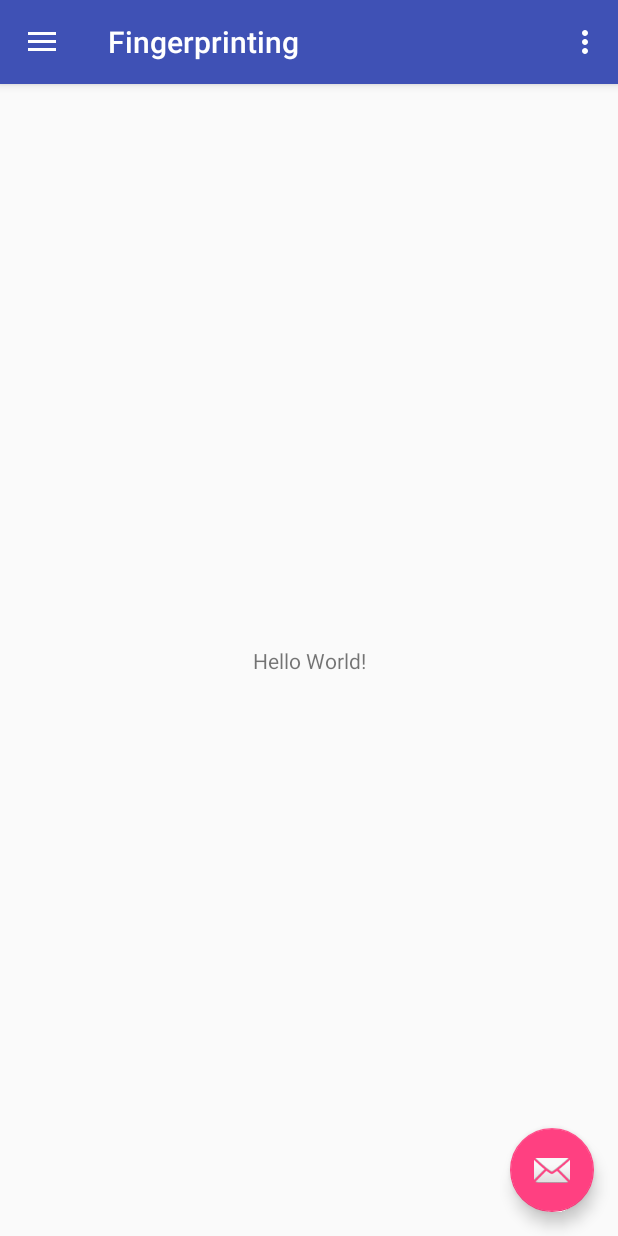
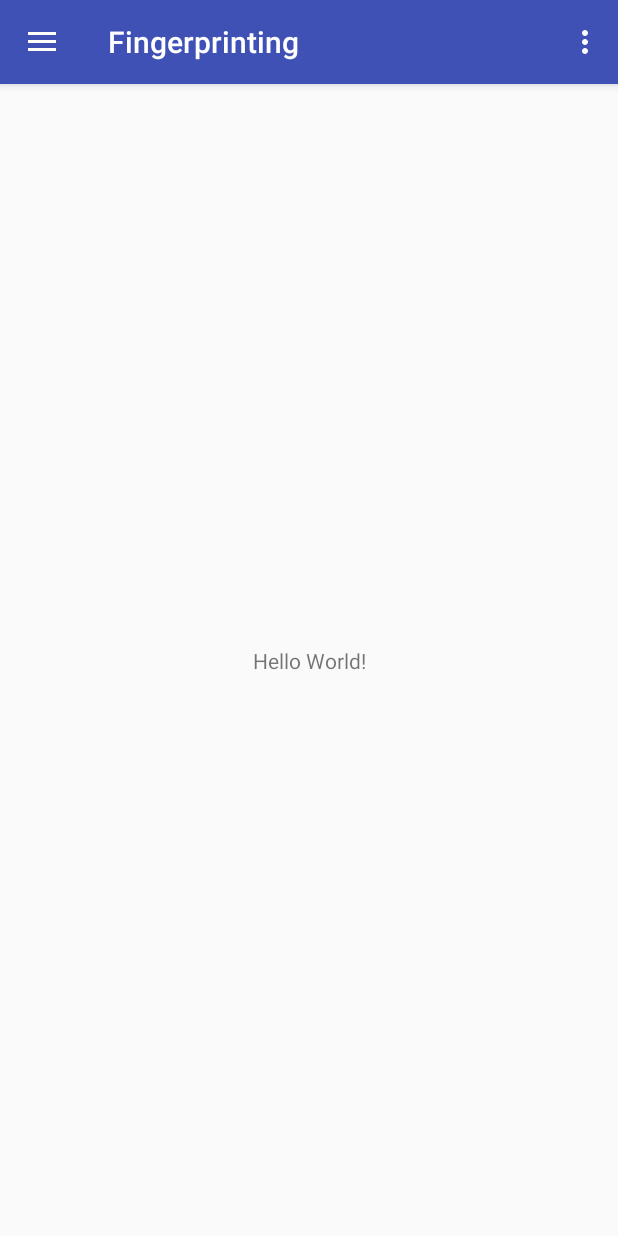
Before and after one commit to vladbragoi/indoor_localization_system, an Android app: the screen it shows after launch (MainActivity), after a tap on "Import", on a phone screen of 412 x 824 dp. Run offline under Robolectric (Android 15) with nearby library versions, the phone set to English and light mode, and no system bars; 2 other taps on this screen came first.

Commit message:
sample project

```diff
--- a/app/build.gradle
+++ b/app/build.gradle
@@ -4,7 +4,7 @@ android {
     compileSdkVersion 27
     defaultConfig {
         applicationId "it.univr.vlad.fingerprinting"
-        minSdkVersion 24
+        minSdkVersion 23
         targetSdkVersion 27
         versionCode 1
         versionName "1.0"
@@ -27,4 +27,5 @@ dependencies {
     testImplementation 'junit:junit:4.12'
     androidTestImplementation 'com.android.support.test:runner:1.0.2'
     androidTestImplementation 'com.android.support.test.espresso:espresso-core:3.0.2'
+    implementation 'org.jetbrains:annotations-java5:15.0'
 }
--- a/app/src/main/java/it/univr/vlad/fingerprinting/MainActivity.java
+++ b/app/src/main/java/it/univr/vlad/fingerprinting/MainActivity.java
@@ -13,6 +13,8 @@ import android.support.v7.widget.Toolbar;
 import android.view.Menu;
 import android.view.MenuItem;
 
+import org.jetbrains.annotations.NotNull;
+
 public class MainActivity extends AppCompatActivity
         implements NavigationView.OnNavigationItemSelectedListener {
 
@@ -20,31 +22,23 @@ public class MainActivity extends AppCompatActivity
     protected void onCreate(Bundle savedInstanceState) {
         super.onCreate(savedInstanceState);
         setContentView(R.layout.activity_main);
-        Toolbar toolbar = (Toolbar) findViewById(R.id.toolbar);
+        Toolbar toolbar = findViewById(R.id.toolbar);
         setSupportActionBar(toolbar);
 
-        FloatingActionButton fab = (FloatingActionButton) findViewById(R.id.fab);
-        fab.setOnClickListener(new View.OnClickListener() {
-            @Override
-            public void onClick(View view) {
-                Snackbar.make(view, "Replace with your own action", Snackbar.LENGTH_LONG)
-                        .setAction("Action", null).show();
-            }
-        });
 
-        DrawerLayout drawer = (DrawerLayout) findViewById(R.id.drawer_layout);
+        DrawerLayout drawer = findViewById(R.id.drawer_layout);
         ActionBarDrawerToggle toggle = new ActionBarDrawerToggle(
                 this, drawer, toolbar, R.string.navigation_drawer_open, R.string.navigation_drawer_close);
         drawer.addDrawerListener(toggle);
         toggle.syncState();
 
-        NavigationView navigationView = (NavigationView) findViewById(R.id.nav_view);
+        NavigationView navigationView = findViewById(R.id.nav_view);
         navigationView.setNavigationItemSelectedListener(this);
     }
 
     @Override
     public void onBackPressed() {
-        DrawerLayout drawer = (DrawerLayout) findViewById(R.id.drawer_layout);
+        DrawerLayout drawer = findViewById(R.id.drawer_layout);
         if (drawer.isDrawerOpen(GravityCompat.START)) {
             drawer.closeDrawer(GravityCompat.START);
         } else {
@@ -76,7 +70,7 @@ public class MainActivity extends AppCompatActivity
 
     @SuppressWarnings("StatementWithEmptyBody")
     @Override
-    public boolean onNavigationItemSelected(MenuItem item) {
+    public boolean onNavigationItemSelected(@NotNull MenuItem item) {
         // Handle navigation view item clicks here.
         int id = item.getItemId();
 
@@ -94,7 +88,7 @@ public class MainActivity extends AppCompatActivity
 
         }
 
-        DrawerLayout drawer = (DrawerLayout) findViewById(R.id.drawer_layout);
+        DrawerLayout drawer = findViewById(R.id.drawer_layout);
         drawer.closeDrawer(GravityCompat.START);
         return true;
     }
--- /dev/null
+++ b/app/src/main/java/it/univr/vlad/fingerprinting/wifi/Manager.java
@@ -0,0 +1,5 @@
+package it.univr.vlad.fingerprinting.wifi;
+
+interface Manager {
+    void bind();
+}
--- a/app/src/main/res/layout/app_bar_main.xml
+++ b/app/src/main/res/layout/app_bar_main.xml
@@ -22,12 +22,4 @@
 
     <include layout="@layout/content_main" />
 
-    <android.support.design.widget.FloatingActionButton
-        android:id="@+id/fab"
-        android:layout_width="wrap_content"
-        android:layout_height="wrap_content"
-        android:layout_gravity="bottom|end"
-        android:layout_margin="@dimen/fab_margin"
-        app:srcCompat="@android:drawable/ic_dialog_email" />
-
 </android.support.design.widget.CoordinatorLayout>
--- a/build.gradle
+++ b/build.gradle
@@ -7,7 +7,7 @@ buildscript {
         jcenter()
     }
     dependencies {
-        classpath 'com.android.tools.build:gradle:3.1.1'
+        classpath 'com.android.tools.build:gradle:3.1.3'
 
 
         // NOTE: Do not place your application dependencies here; they belong
```
Also changed, not shown: app/src/main/java/it/univr/vlad/fingerprinting/Fingerprinting.java (added, +13 -0 lines), app/src/main/java/it/univr/vlad/fingerprinting/Observer.java (added, +7 -0 lines), app/src/main/java/it/univr/vlad/fingerprinting/ScanResults.java (added, +7 -0 lines), app/src/main/java/it/univr/vlad/fingerprinting/wifi/MvManager.java (added, +28 -0 lines), app/src/main/java/it/univr/vlad/fingerprinting/wifi/WifiManager.java (added, +32 -0 lines), 1 other file.
